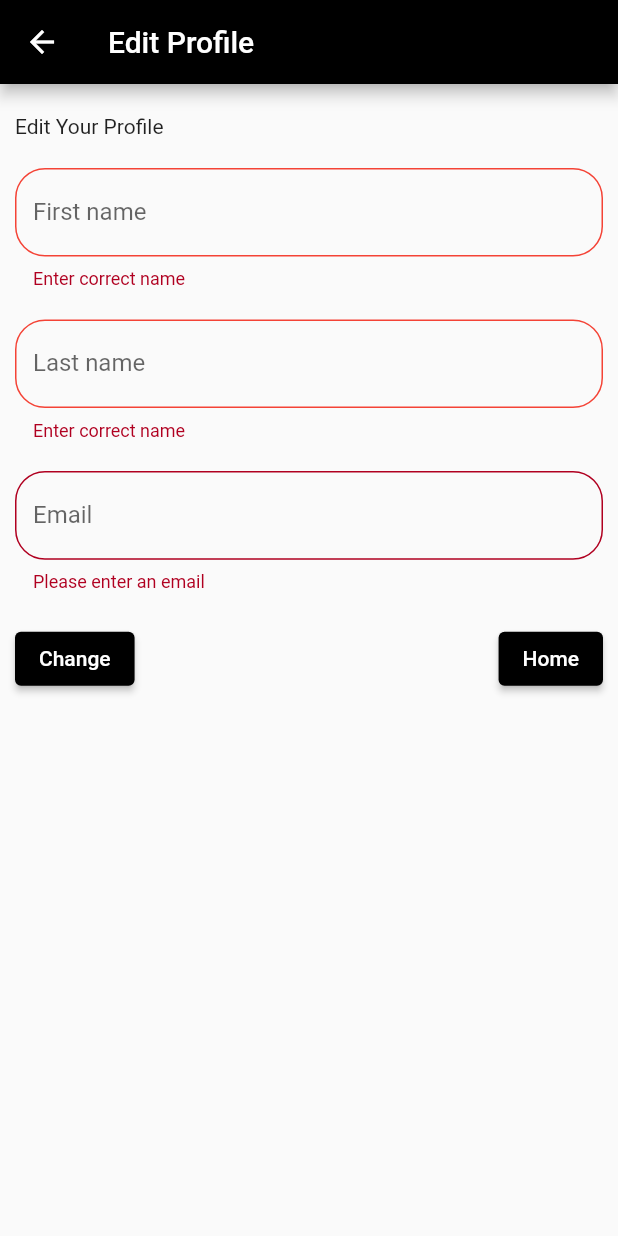
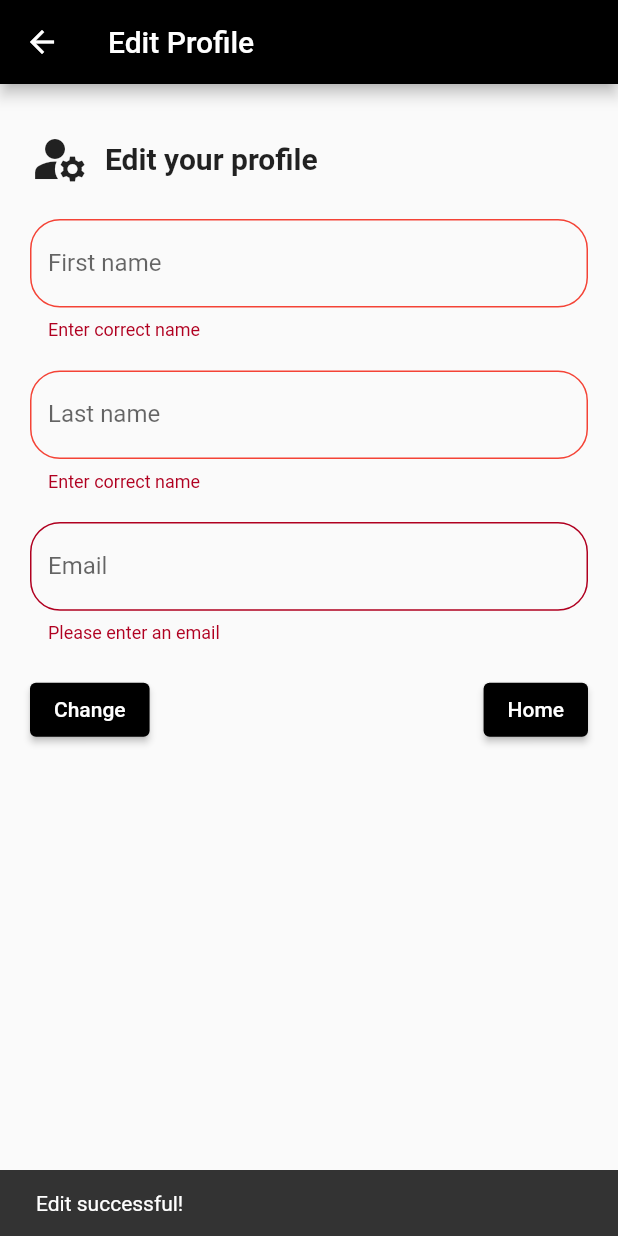
Before and after one commit to duyduc2809/MockProject1, a Flutter app: the EditProfile screen opened directly, after a tap on "Change", on a phone screen of 412 x 824 dp. Run offline on Flutter 3.47's test engine with Material 2 defaults, Android fonts, the phone set to English and light mode, and no system bars; our stand-ins replace pie_chart, shared_preferences, sqflite; accounts and stored records are empty.

Commit message:
update edit + change

```diff
--- a/lib/main.dart
+++ b/lib/main.dart
@@ -1,7 +1,5 @@
 import 'package:flutter/material.dart';
 import 'screens/authentication_screen.dart';
-
-
 
 void main() {
   runApp(const MyApp());
--- a/lib/screens/edit_profile_screen.dart
+++ b/lib/screens/edit_profile_screen.dart
@@ -5,6 +5,7 @@ import '../helpers/sql_account_helper.dart';
 import '../widgets/async_text_form_field.dart';
 import '../widgets/custom_input_decoration.dart';
 import 'home_screen.dart';
+
 class EditProfile extends StatefulWidget {
   const EditProfile({super.key});
 
@@ -24,8 +25,8 @@ class _EditProfileState extends State<EditProfile> {
       appBar: AppBar(
         title: const Text('Edit Profile'),
       ),
-      body: Container(
-        padding: const EdgeInsets.all(10),
+      body: SingleChildScrollView(
+        padding: const EdgeInsets.all(20),
         child: Form(
             key: _formkey,
             child: Column(
@@ -33,7 +34,22 @@ class _EditProfileState extends State<EditProfile> {
               crossAxisAlignment: CrossAxisAlignment.start,
               children: [
                 const SizedBox(height: 10),
-                const Text('Edit Your Profile'),
+                const Row(
+                  children: [
+                    Icon(
+                      Icons.manage_accounts,
+                      size: 40,
+                    ),
+                    SizedBox(
+                      width: 10,
+                    ),
+                    Text(
+                      'Edit your profile',
+                      style:
+                          TextStyle(fontSize: 20, fontWeight: FontWeight.bold),
+                    )
+                  ],
+                ),
                 const SizedBox(height: 20),
                 TextFormField(
                   controller: _firstNameController,
@@ -65,14 +81,6 @@ class _EditProfileState extends State<EditProfile> {
                       'Invalid email or email already exists',
                   hintText: 'name@example.com',
                 ),
-                // TextFormField(
-                //   controller: _emailController,
-                //   validator: (value) => Validator.emailValidator(value),
-                //   decoration: const InputDecoration(
-                //     border: OutlineInputBorder(),
-                //     labelText: 'Email',
-                //   ),
-                // ),
                 const SizedBox(
                   height: 20,
                 ),
@@ -83,6 +91,8 @@ class _EditProfileState extends State<EditProfile> {
                         onPressed: () {
                           if (_formkey.currentState!.validate()) {
                             SQLAccountHelper.updateAccount(Account(
+                                firstName: _firstNameController.text,
+                                lastName: _lastNameController.text,
                                 email: _emailController.text,
                                 id: SQLAccountHelper.currentAccount['id'],
                                 password: SQLAccountHelper
@@ -91,17 +101,9 @@ class _EditProfileState extends State<EditProfile> {
                                 _emailController);
                             print(SQLAccountHelper.currentAccount['id']);
                           }
-                          AsyncTextFormField(
-                            labelText: 'Email',
-                            validator: (value) => Validator.isValidEmail(value),
-                            validationDebounce:
-                                const Duration(milliseconds: 200),
-                            controller: _emailController,
-                            valueIsEmptyMessage: 'Please enter an email',
-                            valueIsInvalidMessage:
-                                'Invalid email or email already exists',
-                            hintText: 'name@example.com',
-                          );
+                          ScaffoldMessenger.of(context).showSnackBar(
+                              const SnackBar(
+                                  content: Text('Edit successful! ')));
                         },
                         child: const Text('Change')),
                     ElevatedButton(
```
Also changed, not shown: lib/screens/change_password_screen.dart (+93 -22 lines).
